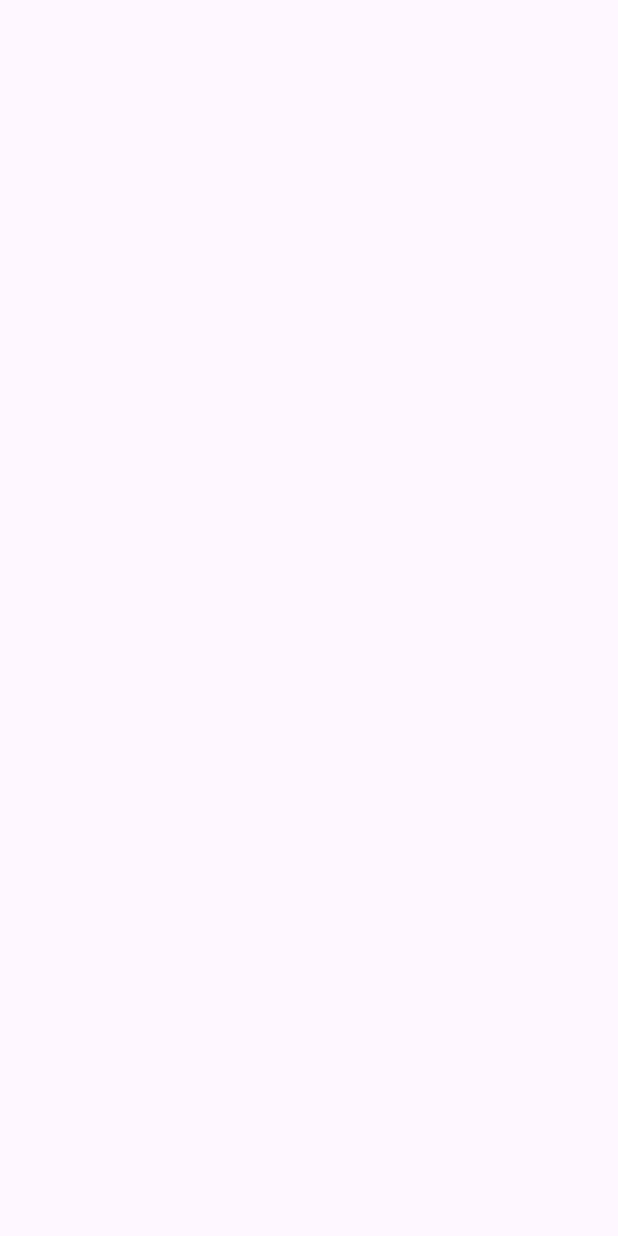
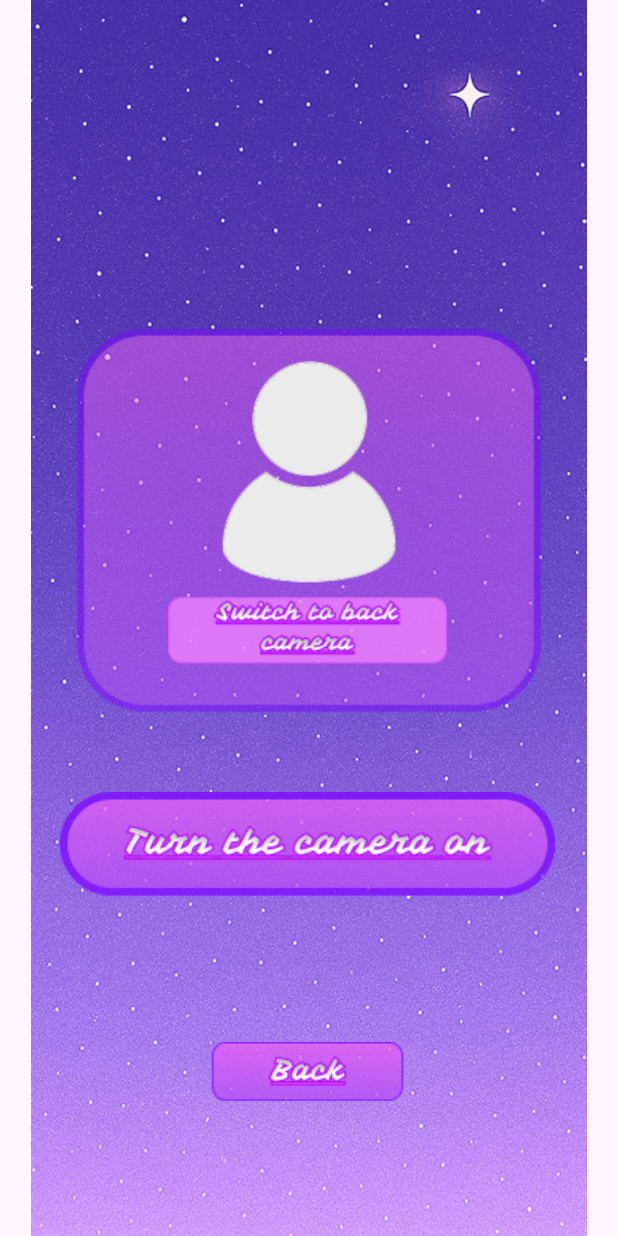
Before and after one commit to Lhekdup/Comp3074_Project, an Android app: the CameraOffActivity screen opened directly, with no data from a screen before it, on a phone screen of 412 x 824 dp. Before the commit the screen is empty. Run offline under Robolectric (Android 15) with nearby library versions, the phone set to English and light mode, and no system bars.

Commit message:
screenshare & camera finished

```diff
--- a/MessagingApp/app/src/main/java/ca/gbc/comp3074/myapplication/CameraOffActivity.java
+++ b/MessagingApp/app/src/main/java/ca/gbc/comp3074/myapplication/CameraOffActivity.java
@@ -1,6 +1,9 @@
 package ca.gbc.comp3074.myapplication;
 
+import android.content.Intent;
 import android.os.Bundle;
+import android.view.View;
+import android.widget.ImageButton;
 
 import androidx.activity.EdgeToEdge;
 import androidx.appcompat.app.AppCompatActivity;
@@ -9,6 +12,8 @@ import androidx.core.view.ViewCompat;
 import androidx.core.view.WindowInsetsCompat;
 
 public class CameraOffActivity extends AppCompatActivity {
+
+    ImageButton backButton;
 
     @Override
     protected void onCreate(Bundle savedInstanceState) {
@@ -20,5 +25,16 @@ public class CameraOffActivity extends AppCompatActivity {
             v.setPadding(systemBars.left, systemBars.top, systemBars.right, systemBars.bottom);
             return insets;
         });
+
+        backButton = findViewById(R.id.backbutton);
+
+        backButton.setOnClickListener(new View.OnClickListener() {
+            @Override
+            public void onClick(View v) {
+                Intent intent = new Intent(CameraOffActivity.this, CallActivity.class);
+                startActivity(intent);
+                finish();
+            }
+        });
     }
 }
--- a/MessagingApp/app/src/main/res/layout/activity_camera_off.xml
+++ b/MessagingApp/app/src/main/res/layout/activity_camera_off.xml
@@ -1,5 +1,6 @@
 <?xml version="1.0" encoding="utf-8"?>
-<androidx.constraintlayout.widget.ConstraintLayout xmlns:android="http://schemas.android.com/apk/res/android"
+<androidx.constraintlayout.widget.ConstraintLayout
+    xmlns:android="http://schemas.android.com/apk/res/android"
     xmlns:app="http://schemas.android.com/apk/res-auto"
     xmlns:tools="http://schemas.android.com/tools"
     android:id="@+id/main"
@@ -7,4 +8,54 @@
     android:layout_height="match_parent"
     tools:context=".CameraOffActivity">
 
+    <!-- Background -->
+    <ImageView
+        android:id="@+id/imageView"
+        android:layout_width="wrap_content"
+        android:layout_height="wrap_content"
+        app:layout_constraintBottom_toBottomOf="parent"
+        app:layout_constraintStart_toStartOf="parent"
+        app:layout_constraintTop_toTopOf="parent"
+        app:srcCompat="@drawable/cameraoff_background" />
+
+    <!-- Back Camera Button -->
+    <ImageButton
+        android:id="@+id/imageButton3"
+        android:layout_width="wrap_content"
+        android:layout_height="wrap_content"
+        app:layout_constraintBottom_toBottomOf="parent"
+        app:layout_constraintEnd_toEndOf="parent"
+        app:layout_constraintHorizontal_bias="0.497"
+        app:layout_constraintStart_toStartOf="@+id/imageView"
+        app:layout_constraintTop_toTopOf="@+id/imageView"
+        app:layout_constraintVertical_bias="0.525"
+        android:background="@drawable/cameraoff_switchtobackcamerabutton"
+        app:srcCompat="@drawable/cameraoff_switchtobackcamerabutton" />
+
+    <!-- Back Button -->
+    <ImageButton
+        android:id="@+id/backbutton"
+        android:layout_width="wrap_content"
+        android:layout_height="wrap_content"
+        app:layout_constraintBottom_toBottomOf="parent"
+        app:layout_constraintEnd_toEndOf="parent"
+        app:layout_constraintStart_toStartOf="@+id/imageView"
+        app:layout_constraintTop_toTopOf="@+id/imageView"
+        app:layout_constraintVertical_bias="0.923"
+        android:background="@drawable/cameraoff_backbutton"
+        app:srcCompat="@drawable/cameraoff_backbutton" />
+
+    <!-- Camera On Button -->
+    <ImageButton
+        android:id="@+id/imageButton4"
+        android:layout_width="wrap_content"
+        android:layout_height="wrap_content"
+        app:layout_constraintBottom_toBottomOf="parent"
+        app:layout_constraintEnd_toEndOf="parent"
+        app:layout_constraintHorizontal_bias="0.491"
+        app:layout_constraintStart_toStartOf="@+id/imageView"
+        app:layout_constraintTop_toTopOf="@+id/imageView"
+        app:layout_constraintVertical_bias="0.708"
+        android:background="@drawable/cameraoff_turnonthecamerabutton"
+        app:srcCompat="@drawable/cameraoff_turnonthecamerabutton" />
 </androidx.constraintlayout.widget.ConstraintLayout>
```
Also changed, not shown: MessagingApp/app/src/main/java/ca/gbc/comp3074/myapplication/ScreenShareActivity.java (+16 -0 lines), MessagingApp/app/src/main/res/layout/activity_screen_share.xml (+38 -0 lines), MessagingApp/app/src/main/res/drawable/cameraoff_backbutton.png (added), MessagingApp/app/src/main/res/drawable/cameraoff_background.png (added), MessagingApp/app/src/main/res/drawable/cameraoff_switchtobackcamerabutton.png (added), MessagingApp/app/src/main/res/drawable/cameraoff_turnonthecamerabutton.png (added), MessagingApp/app/src/main/res/drawable/screenshare_backbutton.png (added), MessagingApp/app/src/main/res/drawable/screenshare_background.png (added), MessagingApp/app/src/main/res/drawable/screenshare_sharebutton.png (added).
